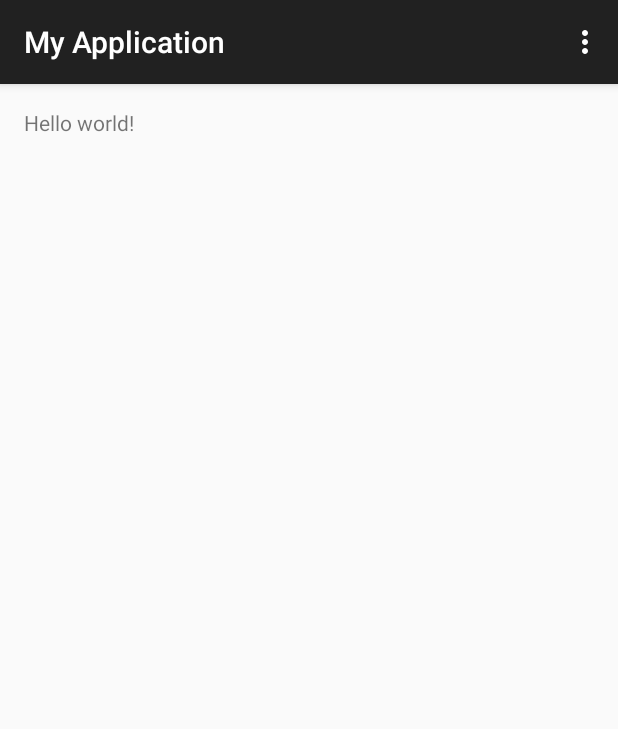
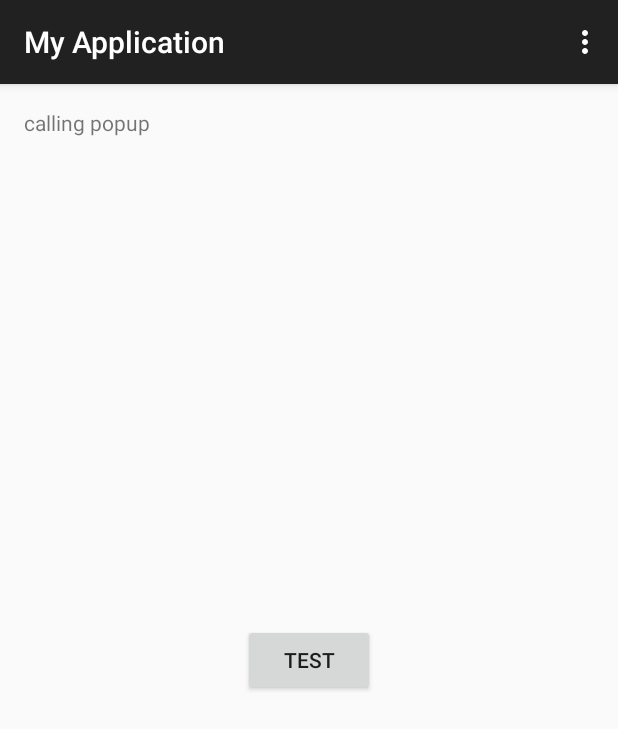
Before and after one commit to zhch0633/PopUpTips, an Android app: the screen it shows after launch (DemoActivity), in the options menu, after a tap on "Settings", on a phone screen of 412 x 824 dp. Shown: the top 729 px of the screen. Run offline under Robolectric (Android 15) with nearby library versions, the phone set to English and light mode, and no system bars.

Commit message:
Develop testButtons
use this :snowflake:  to call popupWindow :seedling:

```diff
--- a/MyApplication/app/src/main/java/com/example/myapplication/DemoActivity.java
+++ b/MyApplication/app/src/main/java/com/example/myapplication/DemoActivity.java
@@ -1,19 +1,25 @@
 package com.example.myapplication;
 
+import android.os.Bundle;
 import android.support.v7.app.ActionBarActivity;
-import android.os.Bundle;
 import android.view.Menu;
 import android.view.MenuItem;
+import android.view.View;
+import android.widget.Button;
+import android.widget.TextView;
 
 
-public class DemoActivity extends ActionBarActivity {
+public class DemoActivity extends ActionBarActivity implements View.OnClickListener {
+
+    Button testButton;
 
     @Override
     protected void onCreate(Bundle savedInstanceState) {
         super.onCreate(savedInstanceState);
         setContentView(R.layout.activity_demo);
+        testButton = (Button)findViewById(R.id.button);
+        testButton.setOnClickListener(this);
     }
-
 
     @Override
     public boolean onCreateOptionsMenu(Menu menu) {
@@ -36,4 +42,20 @@ public class DemoActivity extends ActionBarActivity {
 
         return super.onOptionsItemSelected(item);
     }
+
+    @Override
+    //set the onclick listener and call method popUpWindow!
+    public void onClick(View v) {
+        switch (v.getId()){
+            case R.id.button:
+                windowPopUp(v);
+                break;
+            default:
+                break;
+        }
+    }
+
+    public void windowPopUp(View v){
+        ((TextView)findViewById(R.id.textView)).setText("calling popup");
+    }
 }
--- a/MyApplication/app/src/main/res/layout/activity_demo.xml
+++ b/MyApplication/app/src/main/res/layout/activity_demo.xml
@@ -6,6 +6,15 @@
     android:paddingBottom="@dimen/activity_vertical_margin" tools:context=".DemoActivity">
 
     <TextView android:text="@string/hello_world" android:layout_width="wrap_content"
-        android:layout_height="wrap_content" />
+        android:layout_height="wrap_content"
+        android:id="@+id/textView" />
+
+    <Button
+        android:layout_width="wrap_content"
+        android:layout_height="wrap_content"
+        android:text="@string/test_button"
+        android:id="@+id/button"
+        android:layout_centerVertical="true"
+        android:layout_centerHorizontal="true" />
 
 </RelativeLayout>
--- a/MyApplication/app/src/main/res/values/strings.xml
+++ b/MyApplication/app/src/main/res/values/strings.xml
@@ -4,5 +4,6 @@
     <string name="app_name">My Application</string>
     <string name="hello_world">Hello world!</string>
     <string name="action_settings">Settings</string>
+    <string name="test_button">Test</string>
 
 </resources>
```
Also changed, not shown: 1 other file.
